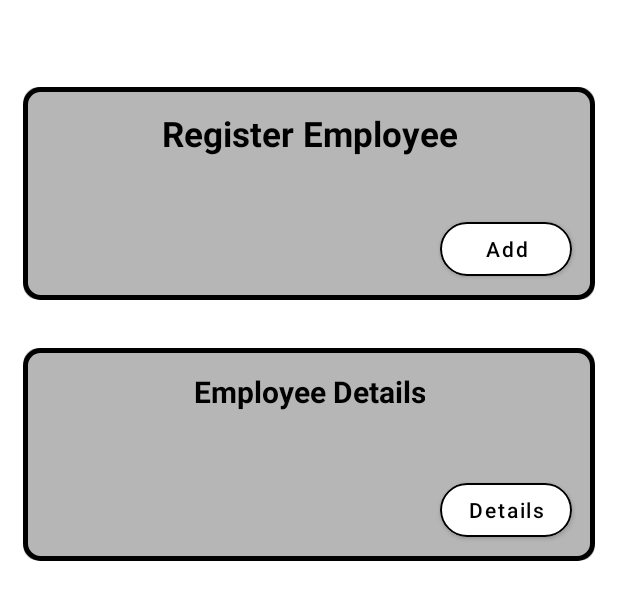
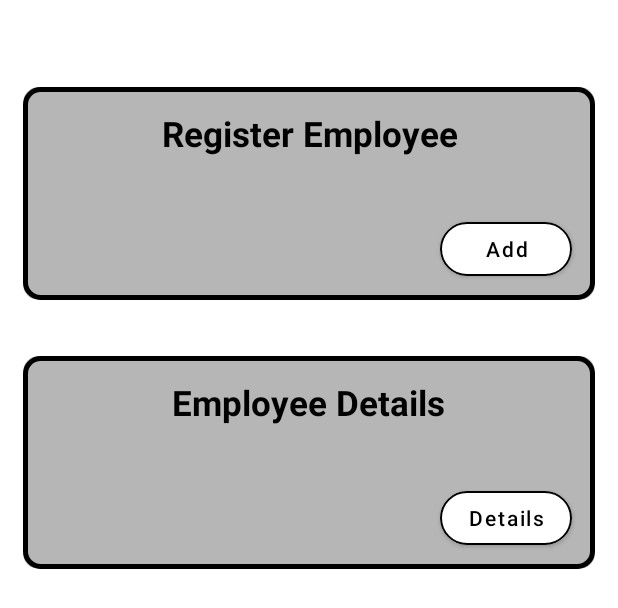
Before and after one commit to MightyZuk/tracker, an Android app: the layout activity_main_page.xml on its own in the app's theme, with its tools: preview values and no code run, on a phone screen of 412 x 824 dp. Shown: the top 608 px of the screen. Run offline under Robolectric (Android 15) with nearby library versions, the phone set to English and light mode, and no system bars; network calls fail; Roboto replaces fonts that are not available here.

Commit message:
changes made

```diff
--- a/admin/src/main/AndroidManifest.xml
+++ b/admin/src/main/AndroidManifest.xml
@@ -17,7 +17,8 @@
         android:roundIcon="@mipmap/ic_launcher_round"
         android:supportsRtl="true"
         android:theme="@style/Theme.Tracker"
-        tools:ignore="AllowBackup">
+        tools:ignore="AllowBackup"
+        tools:targetApi="m">
         <activity
             android:name=".EmployeeGeneratedDetails"
             android:parentActivityName=".AddEmployee"
--- a/admin/src/main/java/com/example/admin/ClientListAdapter.kt
+++ b/admin/src/main/java/com/example/admin/ClientListAdapter.kt
@@ -7,7 +7,7 @@ import android.view.ViewGroup
 import androidx.recyclerview.widget.RecyclerView
 import com.example.admin.databinding.EmployeeClientsBinding
 
-class ClientListAdapter(private val context: Context):
+class ClientListAdapter(private val context: Context,private val name: String):
     RecyclerView.Adapter<ClientListAdapter.ItemViewHolder>() {
 
     private lateinit var binding: EmployeeClientsBinding
@@ -22,7 +22,9 @@ class ClientListAdapter(private val context: Context):
     override fun onBindViewHolder(holder: ItemViewHolder, position: Int) {
 
         holder.itemView.setOnClickListener{
-            it.context.startActivity(Intent(context,TravelDetails::class.java))
+            val intent = Intent(context,TravelDetails::class.java)
+            intent.putExtra("emp_name",name)
+            it.context.startActivity(intent)
         }
     }
 
--- a/admin/src/main/java/com/example/admin/EmployeeDetails.kt
+++ b/admin/src/main/java/com/example/admin/EmployeeDetails.kt
@@ -9,7 +9,9 @@ import android.os.Bundle
 import android.text.Html
 import android.util.Base64
 import android.util.Log
+import android.view.View
 import android.widget.Toast
+import android.widget.ViewAnimator
 import com.android.volley.Request
 import com.android.volley.toolbox.StringRequest
 import com.android.volley.toolbox.Volley
@@ -51,7 +53,8 @@ class EmployeeDetails : AppCompatActivity() {
     }
 
     private fun getDataFromServer(){
-        val url = "http://192.168.1.49/Employee/getData.php"
+//        val url = "http://192.168.1.49/Employee/getData.php" //intern
+        val url = "http://192.168.1.7/Employee/getData.php"
         val request = StringRequest(
             Request.Method.GET,url,
             {
--- a/admin/src/main/java/com/example/admin/TravelDetails.kt
+++ b/admin/src/main/java/com/example/admin/TravelDetails.kt
@@ -45,6 +45,7 @@ class TravelDetails : AppCompatActivity(),OnMapReadyCallback {
 
         val mapFragment = supportFragmentManager.findFragmentById(R.id.mapView) as SupportMapFragment
         mapFragment.getMapAsync(this)
+        binding.employeeName.text = intent.getStringExtra("emp_name")
 
     }
 
--- a/admin/src/main/res/layout/activity_main_page.xml
+++ b/admin/src/main/res/layout/activity_main_page.xml
@@ -56,26 +56,26 @@
         android:id="@+id/cardView2"
         android:layout_width="match_parent"
         android:layout_height="142dp"
-        app:cardBackgroundColor="#B6B6B6"
         android:elevation="15dp"
         android:foreground="@drawable/card_background"
+        app:cardBackgroundColor="#B6B6B6"
         app:cardCornerRadius="10dp"
         app:layout_constraintBottom_toBottomOf="parent"
         app:layout_constraintEnd_toEndOf="parent"
-        app:layout_constraintHorizontal_bias="0.007"
+        app:layout_constraintHorizontal_bias="0.533"
         app:layout_constraintStart_toStartOf="parent"
         app:layout_constraintTop_toBottomOf="@+id/cardView1"
-        app:layout_constraintVertical_bias="0.069">
+        app:layout_constraintVertical_bias="0.07999998">
 
         <TextView
-            android:layout_gravity="center_horizontal"
             android:layout_width="wrap_content"
             android:layout_height="wrap_content"
+            android:layout_gravity="center_horizontal"
             android:layout_marginTop="15dp"
             android:text="Employee Details"
             android:textAlignment="center"
             android:textColor="@color/black"
-            android:textSize="20sp"
+            android:textSize="23sp"
             android:textStyle="bold"
             tools:ignore="HardcodedText" />
 
@@ -97,4 +97,49 @@
 
     </androidx.cardview.widget.CardView>
 
+<!--    <androidx.cardview.widget.CardView-->
+<!--        android:id="@+id/cardView3"-->
+<!--        android:layout_width="match_parent"-->
+<!--        android:layout_height="142dp"-->
+<!--        android:elevation="15dp"-->
+<!--        android:foreground="@drawable/card_background"-->
+<!--        app:cardBackgroundColor="#B6B6B6"-->
+<!--        app:cardCornerRadius="10dp"-->
+<!--        app:layout_constraintBottom_toBottomOf="parent"-->
+<!--        app:layout_constraintEnd_toEndOf="parent"-->
+<!--        app:layout_constraintEnd_toStartOf="@+id/cardView2"-->
+<!--        app:layout_constraintHorizontal_bias="1.0"-->
+<!--        app:layout_constraintStart_toStartOf="parent"-->
+<!--        app:layout_constraintTop_toBottomOf="@id/cardView2"-->
+<!--        app:layout_constraintVertical_bias="0.14">-->
+
+<!--        <TextView-->
+<!--            android:layout_width="wrap_content"-->
+<!--            android:layout_height="wrap_content"-->
+<!--            android:layout_gravity="center_horizontal"-->
+<!--            android:layout_marginTop="15dp"-->
+<!--            android:text="Delete Employee"-->
+<!--            android:textAlignment="center"-->
+<!--            android:textColor="@color/black"-->
+<!--            android:textSize="23sp"-->
+<!--            android:textStyle="bold"-->
+<!--            tools:ignore="HardcodedText" />-->
+
+<!--        <com.google.android.material.button.MaterialButton-->
+<!--            android:id="@+id/deleteEmployee"-->
+<!--            android:layout_width="wrap_content"-->
+<!--            android:layout_height="wrap_content"-->
+<!--            android:layout_gravity="bottom|end"-->
+<!--            android:layout_marginEnd="15dp"-->
+<!--            android:layout_marginBottom="10dp"-->
+<!--            android:backgroundTint="@color/white"-->
+<!--            android:text="Delete"-->
+<!--            android:textAllCaps="false"-->
+<!--            android:textColor="@color/black"-->
+<!--            app:cornerRadius="20dp"-->
+<!--            app:strokeWidth="1dp"-->
+<!--            tools:ignore="HardcodedText" />-->
+
+<!--    </androidx.cardview.widget.CardView>-->
+
 </androidx.constraintlayout.widget.ConstraintLayout>
```
Also changed, not shown: admin/src/main/java/com/example/admin/EmployeeInfo.kt (+8 -2 lines), admin/src/main/java/com/example/admin/EmployeeListAdapter.kt (+8 -1 lines), admin/src/main/java/com/example/admin/OtpVerification.kt (+4 -12 lines), app/src/main/java/com/example/tracker/GetIn.kt (+17 -0 lines).
